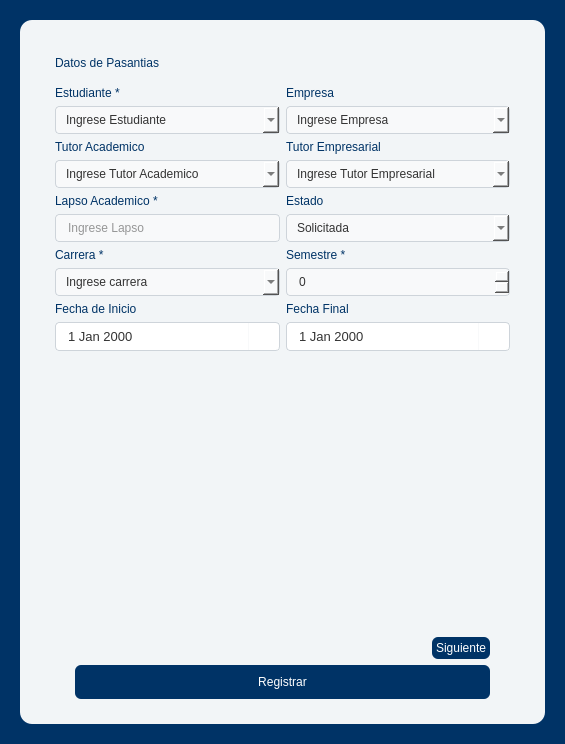
Above: UI/new_pasante.ui from AlexING-7/Gestion_Pasantes before the change. Below: the same form after it.
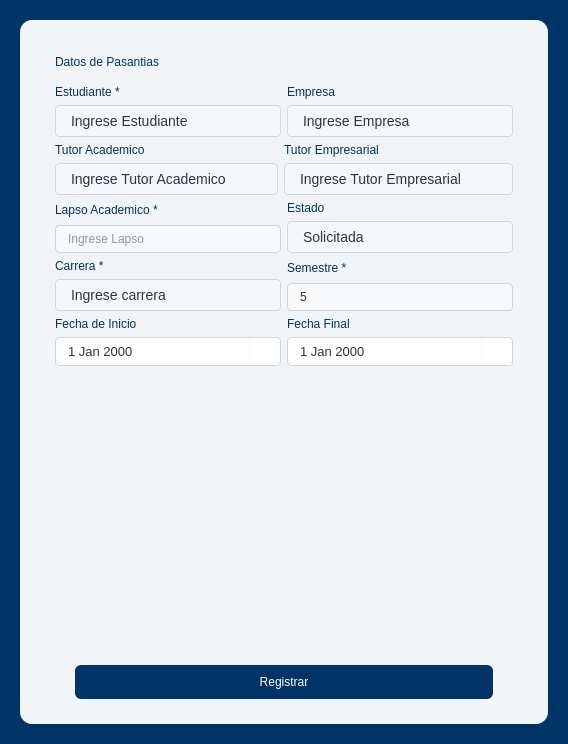
That is the form after the change. The open tabs and pages were chosen to show the change. Icons and pictures are not drawn.

Diff of the .ui file:
```diff
--- a/UI/new_pasante.ui
+++ b/UI/new_pasante.ui
@@ -64,7 +64,7 @@
      <property name="frameShadow">
       <enum>QFrame::Shadow::Raised</enum>
      </property>
-     <layout class="QVBoxLayout" name="verticalLayout_13" stretch="14">
+     <layout class="QVBoxLayout" name="verticalLayout_13" stretch="0">
       <property name="spacing">
        <number>0</number>
       </property>
@@ -86,18 +86,12 @@
          <string notr="true">#frame_3{
 	background-color: transparent;
 }
-QLineEdit, QComboBox, QDateEdit, QSpinBox{
+QLineEdit, QDateEdit, QSpinBox{
     border: 1px solid #ced4da;
     border-radius: 4px;
     padding: 5px 10px;
     background-color: #f8f9fa;
 }
-QComboBox:on {
-	color:#333333;
-    border-bottom-left-radius: 0px;
-    border-bottom-right-radius: 0px;
-    background-color: #ffffff;
-}
 QLineEdit:focus {
     border: 1px solid #0056b3;
     background-color: #ffffff;
@@ -150,7 +144,7 @@
 }
 </string>
             </property>
-            <layout class="QVBoxLayout" name="verticalLayout_9" stretch="1,1,1,1,1,1,8,1">
+            <layout class="QVBoxLayout" name="verticalLayout_9" stretch="1,1,1,1,1,1,8">
              <property name="leftMargin">
               <number>0</number>
              </property>
@@ -210,6 +204,57 @@
                  </item>
                  <item>
                   <widget class="QComboBox" name="estudiante_input">
+                   <property name="styleSheet">
+                    <string notr="true">/* Estilo principal del ComboBox */
+QComboBox {
+    background-color: rgb(245, 247, 250);
+    border: 1px solid #d1d9e6; /* Un borde suave que combina con el fondo */
+    border-radius: 4px;
+    padding: 0px 15px;
+    font-size: 14px;
+    color: #2e3440; /* Gris muy oscuro para buen contraste */
+    min-height: 30px;
+}
+
+/* Estado cuando pasas el ratón por encima */
+QComboBox:hover {
+    border: 1px solid #aeb9cc;
+    background-color: #ffffff; /* Se aclara un poco al interactuar */
+}
+
+/* Estado cuando el combo está abierto */
+QComboBox:on { 
+    border-bottom-left-radius: 0px;
+    border-bottom-right-radius: 0px;
+    border: 2px solid #5e81ac; /* Color de énfasis (azul) al estar activo */
+}
+
+/* Estilo del botón de la flecha */
+QComboBox::drop-down {
+    subcontrol-origin: padding;
+    subcontrol-position: top right;
+    width: 30px;
+    border-left-width: 0px; /* Quitamos la línea divisoria para un look más limpio */
+}
+
+/* Estilo de la flecha (puedes usar un caracter o una imagen) */
+QComboBox::down-arrow {
+    image: url(resources/images/down-arrow-svgrepo-com.svg); /* Si tienes un icono */
+    width: 12px;
+    height: 12px;
+}
+
+/* Estilo de la lista desplegable (el menú) */
+QAbstractItemView {
+    background-color: #ffffff;
+    border: 1px solid ;
+    selection-background-color: #5e81ac; /* Color de fondo al seleccionar un item */
+    selection-color: white;
+    outline: none;
+    border-radius: 0px;
+	color:#000;
+}</string>
+                   </property>
                    <property name="placeholderText">
                     <string>Ingrese Estudiante</string>
                    </property>
@@ -228,6 +273,57 @@
                  </item>
                  <item>
                   <widget class="QComboBox" name="empresa_input">
+                   <property name="styleSheet">
+                    <string notr="true">/* Estilo principal del ComboBox */
+QComboBox {
+    background-color: rgb(245, 247, 250);
+    border: 1px solid #d1d9e6; /* Un borde suave que combina con el fondo */
+    border-radius: 4px;
+    padding: 0px 15px;
+    font-size: 14px;
+    color: #2e3440; /* Gris muy oscuro para buen contraste */
+    min-height: 30px;
+}
+
+/* Estado cuando pasas el ratón por encima */
+QComboBox:hover {
+    border: 1px solid #aeb9cc;
+    background-color: #ffffff; /* Se aclara un poco al interactuar */
+}
+
+/* Estado cuando el combo está abierto */
+QComboBox:on { 
+    border-bottom-left-radius: 0px;
+    border-bottom-right-radius: 0px;
+    border: 2px solid #5e81ac; /* Color de énfasis (azul) al estar activo */
+}
+
+/* Estilo del botón de la flecha */
+QComboBox::drop-down {
+    subcontrol-origin: padding;
+    subcontrol-position: top right;
+    width: 30px;
+    border-left-width: 0px; /* Quitamos la línea divisoria para un look más limpio */
+}
+
+/* Estilo de la flecha (puedes usar un caracter o una imagen) */
+QComboBox::down-arrow {
+    image: url(resources/images/down-arrow-svgrepo-com.svg); /* Si tienes un icono */
+    width: 12px;
+    height: 12px;
+}
+
+/* Estilo de la lista desplegable (el menú) */
+QAbstractItemView {
+    background-color: #ffffff;
+    border: 1px solid ;
+    selection-background-color: #5e81ac; /* Color de fondo al seleccionar un item */
+    selection-color: white;
+    outline: none;
+    border-radius: 0px;
+	color:#000;
+}</string>
+                   </property>
                    <property name="placeholderText">
                     <string>Ingrese Empresa</string>
                    </property>
@@ -253,6 +349,57 @@
                  </item>
                  <item>
                   <widget class="QComboBox" name="tutorA_input">
+                   <property name="styleSheet">
+                    <string notr="true">/* Estilo principal del ComboBox */
+QComboBox {
+    background-color: rgb(245, 247, 250);
+    border: 1px solid #d1d9e6; /* Un borde suave que combina con el fondo */
+    border-radius: 4px;
+    padding: 0px 15px;
+    font-size: 14px;
+    color: #2e3440; /* Gris muy oscuro para buen contraste */
+    min-height: 30px;
+}
+
+/* Estado cuando pasas el ratón por encima */
+QComboBox:hover {
+    border: 1px solid #aeb9cc;
+    background-color: #ffffff; /* Se aclara un poco al interactuar */
+}
+
+/* Estado cuando el combo está abierto */
+QComboBox:on { 
+    border-bottom-left-radius: 0px;
+    border-bottom-right-radius: 0px;
+    border: 2px solid #5e81ac; /* Color de énfasis (azul) al estar activo */
+}
+
+/* Estilo del botón de la flecha */
+QComboBox::drop-down {
+    subcontrol-origin: padding;
+    subcontrol-position: top right;
+    width: 30px;
+    border-left-width: 0px; /* Quitamos la línea divisoria para un look más limpio */
+}
+
+/* Estilo de la flecha (puedes usar un caracter o una imagen) */
+QComboBox::down-arrow {
+    image: url(resources/images/down-arrow-svgrepo-com.svg); /* Si tienes un icono */
+    width: 12px;
+    height: 12px;
+}
+
+/* Estilo de la lista desplegable (el menú) */
+QAbstractItemView {
+    background-color: #ffffff;
+    border: 1px solid ;
+    selection-background-color: #5e81ac; /* Color de fondo al seleccionar un item */
+    selection-color: white;
+    outline: none;
+    border-radius: 0px;
+	color:#000;
+}</string>
+                   </property>
                    <property name="placeholderText">
                     <string>Ingrese Tutor Academico</string>
                    </property>
@@ -271,6 +418,57 @@
                  </item>
                  <item>
                   <widget class="QComboBox" name="tutorE_input">
+                   <property name="styleSheet">
+                    <string notr="true">/* Estilo principal del ComboBox */
+QComboBox {
+    background-color: rgb(245, 247, 250);
+    border: 1px solid #d1d9e6; /* Un borde suave que combina con el fondo */
+    border-radius: 4px;
+    padding: 0px 15px;
+    font-size: 14px;
+    color: #2e3440; /* Gris muy oscuro para buen contraste */
+    min-height: 30px;
+}
+
+/* Estado cuando pasas el ratón por encima */
+QComboBox:hover {
+    border: 1px solid #aeb9cc;
+    background-color: #ffffff; /* Se aclara un poco al interactuar */
+}
+
+/* Estado cuando el combo está abierto */
+QComboBox:on { 
+    border-bottom-left-radius: 0px;
+    border-bottom-right-radius: 0px;
+    border: 2px solid #5e81ac; /* Color de énfasis (azul) al estar activo */
+}
+
+/* Estilo del botón de la flecha */
+QComboBox::drop-down {
+    subcontrol-origin: padding;
+    subcontrol-position: top right;
+    width: 30px;
+    border-left-width: 0px; /* Quitamos la línea divisoria para un look más limpio */
+}
+
+/* Estilo de la flecha (puedes usar un caracter o una imagen) */
+QComboBox::down-arrow {
+    image: url(resources/images/down-arrow-svgrepo-com.svg); /* Si tienes un icono */
+    width: 12px;
+    height: 12px;
+}
+
+/* Estilo de la lista desplegable (el menú) */
+QAbstractItemView {
+    background-color: #ffffff;
+    border: 1px solid ;
+    selection-background-color: #5e81ac; /* Color de fondo al seleccionar un item */
+    selection-color: white;
+    outline: none;
+    border-radius: 0px;
+	color:#000;
+}</string>
+                   </property>
                    <property name="placeholderText">
                     <string>Ingrese Tutor Empresarial</string>
                    </property>
@@ -332,6 +530,57 @@
                  </item>
                  <item>
                   <widget class="QComboBox" name="estado_input">
+                   <property name="styleSheet">
+                    <string notr="true">/* Estilo principal del ComboBox */
+QComboBox {
+    background-color: rgb(245, 247, 250);
+    border: 1px solid #d1d9e6; /* Un borde suave que combina con el fondo */
+    border-radius: 4px;
+    padding: 0px 15px;
+    font-size: 14px;
+    color: #2e3440; /* Gris muy oscuro para buen contraste */
+    min-height: 30px;
+}
+
+/* Estado cuando pasas el ratón por encima */
+QComboBox:hover {
+    border: 1px solid #aeb9cc;
+    background-color: #ffffff; /* Se aclara un poco al interactuar */
+}
+
+/* Estado cuando el combo está abierto */
+QComboBox:on { 
+    border-bottom-left-radius: 0px;
+    border-bottom-right-radius: 0px;
+    border: 2px solid #5e81ac; /* Color de énfasis (azul) al estar activo */
+}
+
+/* Estilo del botón de la flecha */
+QComboBox::drop-down {
+    subcontrol-origin: padding;
+    subcontrol-position: top right;
+    width: 30px;
+    border-left-width: 0px; /* Quitamos la línea divisoria para un look más limpio */
+}
+
+/* Estilo de la flecha (puedes usar un caracter o una imagen) */
+QComboBox::down-arrow {
+    image: url(resources/images/down-arrow-svgrepo-com.svg); /* Si tienes un icono */
+    width: 12px;
+    height: 12px;
+}
+
+/* Estilo de la lista desplegable (el menú) */
+QAbstractItemView {
+    background-color: #ffffff;
+    border: 1px solid ;
+    selection-background-color: #5e81ac; /* Color de fondo al seleccionar un item */
+    selection-color: white;
+    outline: none;
+    border-radius: 0px;
+	color:#000;
+}</string>
+                   </property>
                    <property name="placeholderText">
                     <string/>
                    </property>
@@ -382,6 +631,57 @@
                  </item>
                  <item>
                   <widget class="QComboBox" name="carrera_input">
+                   <property name="styleSheet">
+                    <string notr="true">/* Estilo principal del ComboBox */
+QComboBox {
+    background-color: rgb(245, 247, 250);
+    border: 1px solid #d1d9e6; /* Un borde suave que combina con el fondo */
+    border-radius: 4px;
+    padding: 0px 15px;
+    font-size: 14px;
+    color: #2e3440; /* Gris muy oscuro para buen contraste */
+    min-height: 30px;
+}
+
+/* Estado cuando pasas el ratón por encima */
+QComboBox:hover {
+    border: 1px solid #aeb9cc;
+    background-color: #ffffff; /* Se aclara un poco al interactuar */
+}
+
+/* Estado cuando el combo está abierto */
+QComboBox:on { 
+    border-bottom-left-radius: 0px;
+    border-bottom-right-radius: 0px;
+    border: 2px solid #5e81ac; /* Color de énfasis (azul) al estar activo */
+}
+
+/* Estilo del botón de la flecha */
+QComboBox::drop-down {
+    subcontrol-origin: padding;
+    subcontrol-position: top right;
+    width: 30px;
+    border-left-width: 0px; /* Quitamos la línea divisoria para un look más limpio */
+}
+
+/* Estilo de la flecha (puedes usar un caracter o una imagen) */
+QComboBox::down-arrow {
+    image: url(resources/images/down-arrow-svgrepo-com.svg); /* Si tienes un icono */
+    width: 12px;
+    height: 12px;
+}
+
+/* Estilo de la lista desplegable (el menú) */
+QAbstractItemView {
+    background-color: #ffffff;
+    border: 1px solid ;
+    selection-background-color: #5e81ac; /* Color de fondo al seleccionar un item */
+    selection-color: white;
+    outline: none;
+    border-radius: 0px;
+	color:#000;
+}</string>
+                   </property>
                    <property name="placeholderText">
                     <string>Ingrese carrera</string>
                    </property>
@@ -414,7 +714,56 @@
                   </widget>
                  </item>
                  <item>
-                  <widget class="QSpinBox" name="semestre_input"/>
+                  <widget class="QSpinBox" name="semestre_input">
+                   <property name="styleSheet">
+                    <string notr="true">
+/* Estilo de los botones laterales */
+QSpinBox::up-button, QSpinBox::down-button {
+    subcontrol-origin: border;
+    width: 25px;
+    border: none;
+    background-color: transparent;
+}
+
+QSpinBox::up-button {
+    subcontrol-position: top right;
+    border-top-right-radius: 3px;
+}
+
+QSpinBox::down-button {
+    subcontrol-position: bottom right;
+    border-bottom-right-radius: 3px;
+}
+
+/* Manejo de los iconos (Flechas) */
+QSpinBox::up-arrow {
+    image: url(resources/images/arrow-up-svgrepo-com.svg); /* Tu icono aquí */
+    width: 15px;
+    height: 15px;
+}
+
+QSpinBox::down-arrow {
+    image: url(resources/images/arrow-down-svgrepo-com.svg); /* Tu icono aquí */
+    width: 15px;
+    height: 15px;
+}
+
+/* Efecto Hover para feedback visual */
+QSpinBox::up-button:hover, QSpinBox::down-button:hover {
+    background-color: rgb(225, 225, 225);
+}
+
+QSpinBox::up-button:pressed, QSpinBox::down-button:pressed {
+    background-color: rgb(225, 225, 225);
+}</string>
+                   </property>
+                   <property name="minimum">
+                    <number>5</number>
+                   </property>
+                   <property name="maximum">
+                    <number>10</number>
+                   </property>
+                  </widget>
                  </item>
                 </layout>
                </item>
@@ -554,52 +903,6 @@
                </property>
               </spacer>
              </item>
-             <item>
-              <layout class="QHBoxLayout" name="horizontalLayout_7">
-               <item>
-                <spacer name="horizontalSpacer">
-                 <property name="orientation">
-                  <enum>Qt::Orientation::Horizontal</enum>
-                 </property>
-                 <property name="sizeHint" stdset="0">
-                  <size>
-                   <width>40</width>
-                   <height>20</height>
-                  </size>
-                 </property>
-                </spacer>
-               </item>
-               <item>
-                <widget class="QPushButton" name="btnSiguiente">
-                 <property name="cursor">
-                  <cursorShape>PointingHandCursor</cursorShape>
-                 </property>
-                 <property name="styleSheet">
-                  <string notr="true">
-QPushButton{
-	background-color: rgb(0, 51, 102);
-	border: none;
-    border-radius: 6px;
-	font: 400 14pt &quot;Segoe UI&quot;;
-	color: rgb(255, 255, 255);
-	margin-left:20px;
-	margin-right:20px;
-	padding:4px;
- }
-
-
-QPushButton:hover {
-    background-color: #004a99;
-}
-</string>
-                 </property>
-                 <property name="text">
-                  <string>Siguiente</string>
-                 </property>
-                </widget>
-               </item>
-              </layout>
-             </item>
             </layout>
            </widget>
            <widget class="QWidget" name="page_2">
@@ -976,6 +1279,70 @@
            </widget>
           </widget>
          </item>
+         <item>
+          <layout class="QHBoxLayout" name="horizontalLayout_7">
+           <item>
+            <widget class="QPushButton" name="btnAtras">
+             <property name="cursor">
+              <cursorShape>PointingHandCursor</cursorShape>
+             </property>
+             <property name="styleSheet">
+              <string notr="true">
+QPushButton{
+	background-color: transparent;
+	border:none;
+}
+QPushButton:hover{
+	background-color: rgb(214, 214, 214);
+}</string>
+             </property>
+             <property name="text">
+              <string/>
+             </property>
+             <property name="icon">
+              <iconset>
+               <normaloff>resources/images/arrow-left.svg</normaloff>resources/images/arrow-left.svg</iconset>
+             </property>
+             <property name="iconSize">
+              <size>
+               <width>30</width>
+               <height>30</height>
+              </size>
+             </property>
+            </widget>
+           </item>
+           <item>
+            <widget class="QPushButton" name="btnSiguiente">
+             <property name="cursor">
+              <cursorShape>PointingHandCursor</cursorShape>
+             </property>
+             <property name="styleSheet">
+              <string notr="true">
+QPushButton{
+	background-color: transparent;
+	border:none;
+}
+QPushButton:hover{
+	background-color: rgb(214, 214, 214);
+}</string>
+             </property>
+             <property name="text">
+              <string/>
+             </property>
+             <property name="icon">
+              <iconset>
+               <normaloff>resources/images/right-arrow.svg</normaloff>resources/images/right-arrow.svg</iconset>
+             </property>
+             <property name="iconSize">
+              <size>
+               <width>30</width>
+               <height>30</height>
+              </size>
+             </property>
+            </widget>
+           </item>
+          </layout>
+         </item>
          <item>
           <widget class="QPushButton" name="RegistrarButton">
            <property name="cursor">
```
Left out of the diff: 68 changed lines with no effect on the pictures.
